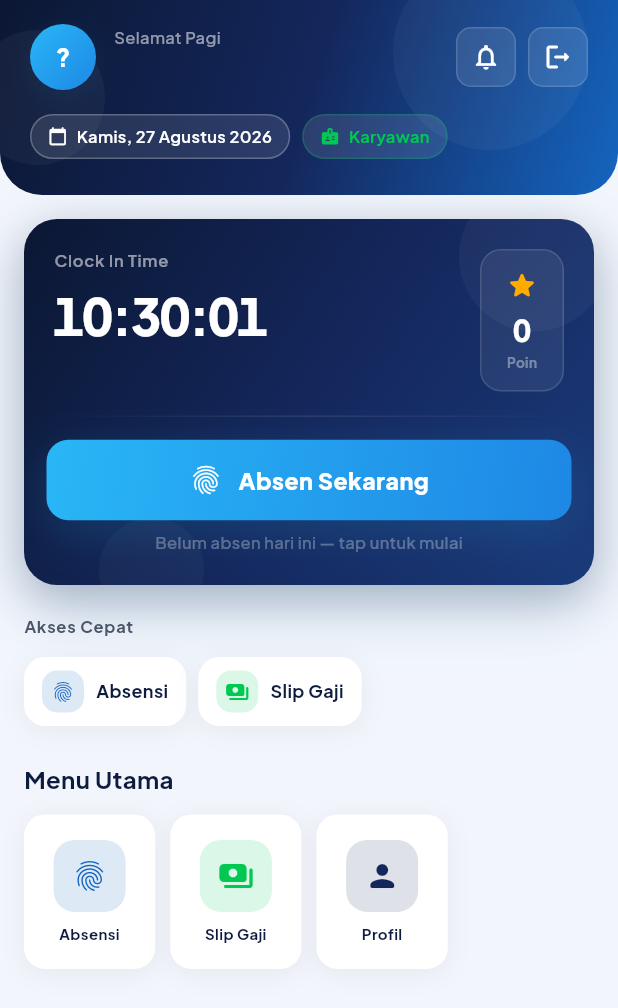
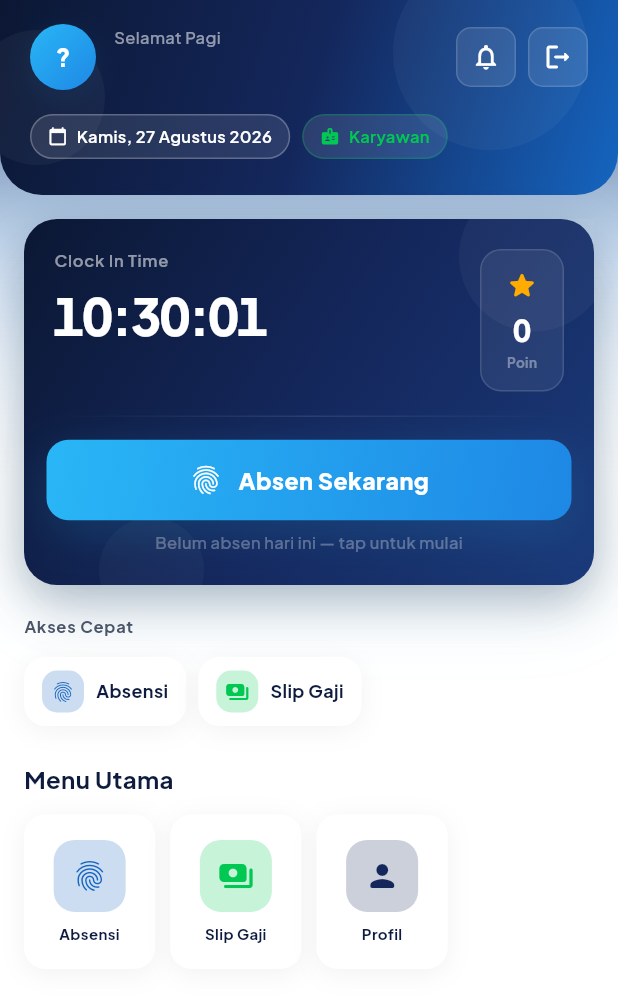
Before and after one commit to umgap2026-cmd/UMGAP-AI, a Flutter app: the HomePage screen opened directly with empty values, on a phone screen of 412 x 824 dp. Shown: the top 1008 px of the screen. Run offline on Flutter 3.47's test engine with Material 3 defaults, Android fonts, the phone set to English and light mode, and no system bars; our stand-ins replace dio, firebase_core, firebase_messaging, flutter_contacts, flutter_local_notifications, flutter_secure_storage and 11 more; missing offline and left inert: esc_pos_utils_plus, print_bluetooth_thermal; accounts and stored records are empty; network calls fail.

Commit message:
Dashboard: tambah wash gradient di background & pertajam warna ikon
Follow-up dari revisi visual sebelumnya -- ternyata masih terlalu
beda dari foto referensi user. 2 penyebab utama: (1) halaman langsung
potong dari header navy ke background abu polos, tidak ada nuansa
gradasi yg "bocor" ke bawah spt di foto, (2) opacity tint ikon 0.14
terlalu pudar di atas kartu putih, & 3 ikon grid admin baris pertama
kepilih warna biru yg mirip semua. Sekarang: wash gradient navy→primary
→transparent di balik seluruh halaman (bukan cuma di dalam kartu
header), opacity tint ikon naik ke 0.22, dan warna grid admin
didiversifikasi supaya tidak ada 2 ikon bertetangga warnanya mirip.

Co-Authored-By: Claude Sonnet 5 <noreply@anthropic.com>

```diff
--- a/umgap_mobile/lib/home_page.dart
+++ b/umgap_mobile/lib/home_page.dart
@@ -152,22 +152,22 @@ class _HomePageState extends State<HomePage>
     {
       'title': 'Kelola User',
       'icon': Icons.people_alt_rounded,
-      'color': _cTeal
+      'color': _cPurple
     },
     {
       'title': 'Pengumuman',
       'icon': Icons.campaign_rounded,
-      'color': UColors.primary
+      'color': _cGreen
     },
     {
       'title': 'Absensi',
       'icon': Icons.fingerprint_rounded,
-      'color': UColors.primaryMid
+      'color': UColors.primary
     },
     {
       'title': 'Persetujuan Absensi',
       'icon': Icons.fact_check_rounded,
-      'color': _cPurple
+      'color': _cAmber
     },
     {
       'title': 'Kasir & Keuangan',
@@ -177,7 +177,7 @@ class _HomePageState extends State<HomePage>
     {
       'title': 'Payroll',
       'icon': Icons.payments_rounded,
-      'color': _cGreen
+      'color': _cTeal
     },
     {
       'title': 'Statistik',
@@ -197,7 +197,7 @@ class _HomePageState extends State<HomePage>
     {
       'title': 'Harga Beli',
       'icon': Icons.price_change_rounded,
-      'color': _cTeal
+      'color': _cOrange
     },
     {
       'title': 'HPP AI',
@@ -212,7 +212,7 @@ class _HomePageState extends State<HomePage>
     {
       'title': 'Kalender Konten',
       'icon': Icons.event_note_rounded,
-      'color': _cOrange
+      'color': _cTeal
     },
   ]
       : isOwner
@@ -654,8 +654,25 @@ class _HomePageState extends State<HomePage>
       }
     }();
 
-    return Scaffold(
-      backgroundColor: UColors.surface,
+    // Wash biru lembut yg "bocor" dari header ke area konten di
+    // bawahnya (bukan cuma di dalam kartu header) -- ini yg bikin
+    // dashboard kelihatan menyatu/moody, bukan header solid yg
+    // langsung potong ke halaman abu-abu polos di bawahnya.
+    return Container(
+      decoration: BoxDecoration(
+        gradient: LinearGradient(
+          begin: Alignment.topCenter,
+          end: Alignment.bottomCenter,
+          stops: const [0.0, 0.22, 0.4],
+          colors: [
+            UColors.navy.withOpacity(0.9),
+            UColors.primary.withOpacity(0.18),
+            UColors.surface.withOpacity(0),
+          ],
+        ),
+      ),
+      child: Scaffold(
+      backgroundColor: Colors.transparent,
       body: RefreshIndicator(
         color: UColors.primary,
         onRefresh: () async {
@@ -758,7 +775,7 @@ class _HomePageState extends State<HomePage>
                                   width: 28,
                                   height: 28,
                                   decoration: BoxDecoration(
-                                    color: color.withOpacity(0.14),
+                                    color: color.withOpacity(0.22),
                                     borderRadius: BorderRadius.circular(URadius.sm),
                                   ),
                                   child: Icon(
@@ -850,6 +867,7 @@ class _HomePageState extends State<HomePage>
             ),
           ],
         ),
+      ),
       ),
     );
   }
@@ -2190,7 +2208,7 @@ class _GridMenuCardState extends State<_GridMenuCard>
                 height: 48,
                 alignment: Alignment.center,
                 decoration: BoxDecoration(
-                  color: widget.color.withOpacity(0.14),
+                  color: widget.color.withOpacity(0.22),
                   borderRadius: BorderRadius.circular(URadius.md),
                 ),
                 child: Icon(
--- a/umgap_mobile/pubspec.yaml
+++ b/umgap_mobile/pubspec.yaml
@@ -2,7 +2,7 @@ name: umgap_mobile
 description: A new Flutter project
 publish_to: 'none'
 
-version: 1.6.0+23
+version: 1.6.1+24
 
 environment:
   sdk: ^3.5.0
```
Also changed, not shown: 1 other file.
